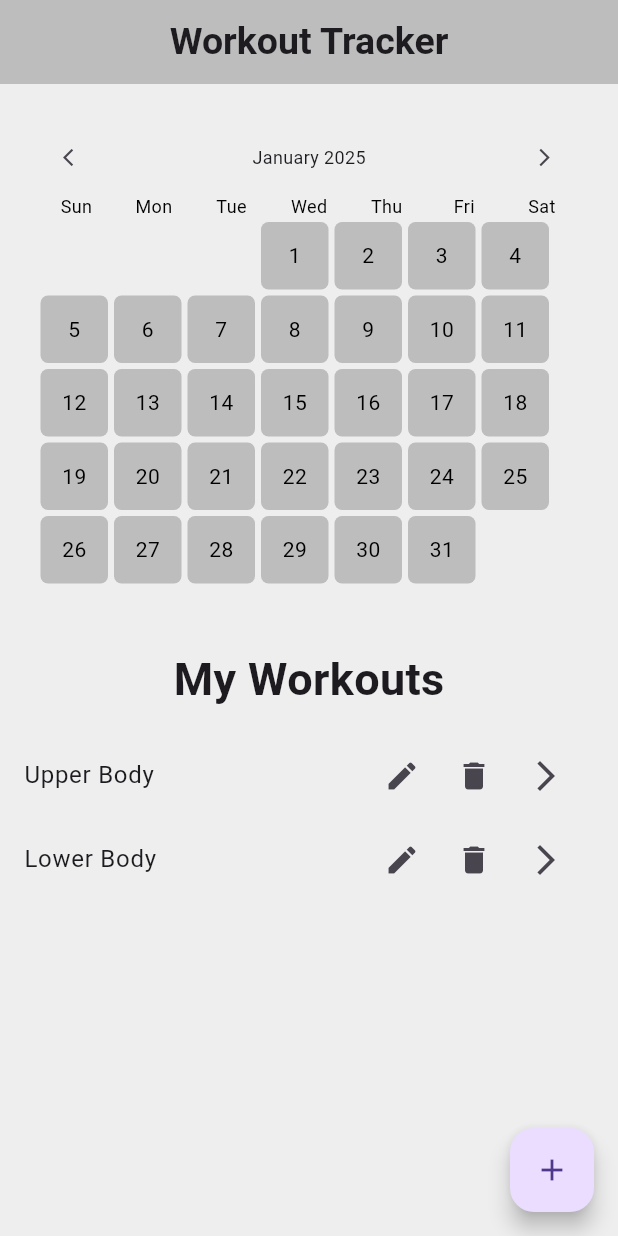
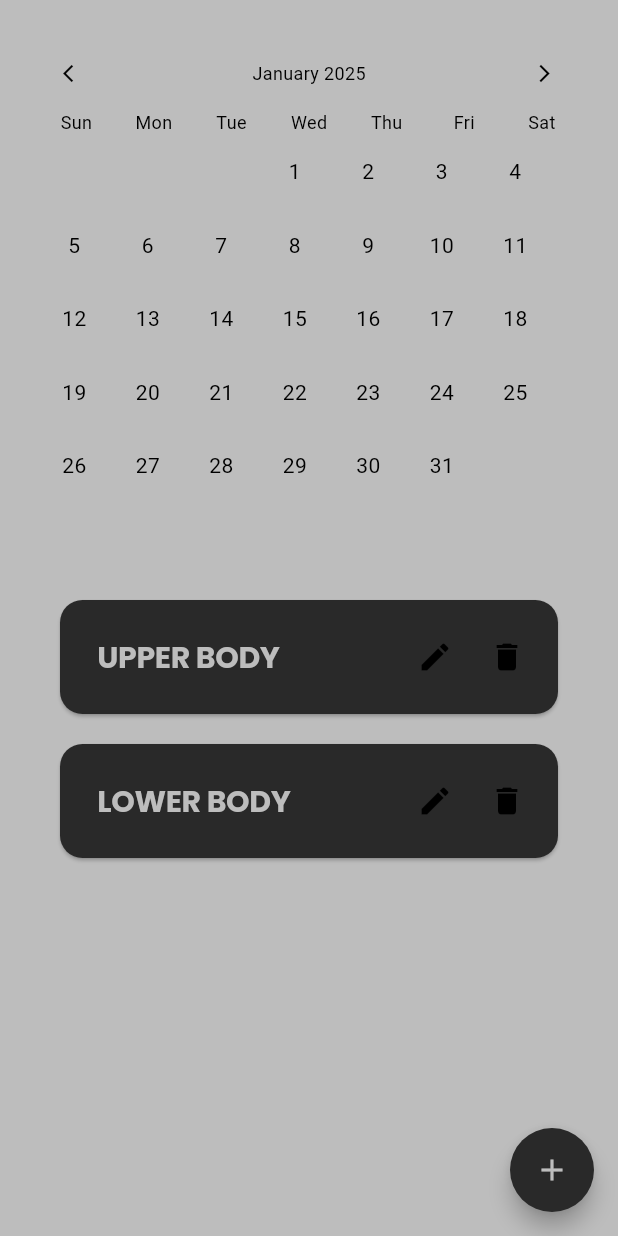
Before and after one commit to DevAidanH/WorkoutTracker, a Flutter app: the screen it shows after launch, on a phone screen of 412 x 824 dp. Run offline on Flutter 3.47's test engine with Material 3 defaults, Android fonts, the phone set to English and light mode, and no system bars; our stand-ins replace flutter_heatmap_calendar, google_fonts, hive, hive_flutter; accounts and stored records are empty.

Commit message:
UI changes and added theme control

```diff
--- /dev/null
+++ b/lib/components/workout_tile.dart
@@ -0,0 +1,51 @@
+import 'package:flutter/material.dart';
+import 'package:provider/provider.dart';
+import 'package:workout_tracker/data/workout_data.dart';
+import 'package:workout_tracker/pages/workoutpage.dart';
+
+// ignore: must_be_immutable
+class WorkoutTile extends StatelessWidget {
+  String workoutName;
+
+  WorkoutTile({required this.workoutName, super.key});
+
+  @override
+  Widget build(BuildContext context) {
+    return Consumer <WorkoutData>(
+      builder: (context, value, child) => Card(
+        color: Theme.of(context).colorScheme.primary,
+        margin: EdgeInsets.all(10),
+        shape: RoundedRectangleBorder(borderRadius: BorderRadius.circular(15)),
+        child: ListTile(
+          contentPadding: EdgeInsets.all(10),
+          onTap: (){
+            Navigator.push(context, MaterialPageRoute(builder: (context) => Workoutpage(workoutName: workoutName,)));
+          },
+          title: Padding(
+            padding: EdgeInsets.symmetric(horizontal: 15),
+            child: Text(workoutName.toUpperCase(), style: Theme.of(context).textTheme.displayLarge)
+          ),
+          trailing: Row(
+              mainAxisSize: MainAxisSize.min,
+              children: [
+                IconButton(
+                  icon: Icon(Icons.edit),
+                  onPressed: () => value.editworkout(workoutName, context),
+                ),
+                IconButton(
+                  icon: Icon(Icons.delete),
+                  onPressed: () => value.deleteWorkout(workoutName, context),
+                ),
+                /*IconButton(
+                  onPressed: (){
+                    Navigator.push(context, MaterialPageRoute(builder: (context) => Workoutpage(workoutName: workoutName,)));
+                  },
+                  icon: Icon(Icons.arrow_forward_ios), color: Theme.of(context).colorScheme.surface,
+                ), */
+              ],
+            ),
+        ),
+      )
+    );
+  }
+}
--- a/lib/data/workout_data.dart
+++ b/lib/data/workout_data.dart
@@ -206,7 +206,7 @@ class WorkoutData extends ChangeNotifier {
                 loadHeatMap();
                 Navigator.pop(context);
               },
-              child: Text("Save"),
+              child: Text("Save changes"),
             ),
             MaterialButton(onPressed: (){Navigator.pop(context);},
               child: Text("Cancel"),
--- a/lib/main.dart
+++ b/lib/main.dart
@@ -2,8 +2,8 @@ import 'package:flutter/material.dart';
 import 'package:hive/hive.dart';
 import 'package:hive_flutter/hive_flutter.dart';
 import 'package:provider/provider.dart';
-//import 'package:workout_tracker/data/hive_database.dart';
 import 'package:workout_tracker/data/workout_data.dart';
+import 'package:workout_tracker/themes/themes.dart';
 import 'pages/homepage.dart';
 
 void main() async {
@@ -23,8 +23,10 @@ class MyApp extends StatelessWidget {
   @override
   Widget build(BuildContext context) {
     return ChangeNotifierProvider(create: (context) => WorkoutData(),
-    child: const MaterialApp(
+    child: MaterialApp(
       debugShowCheckedModeBanner: false,
+      title: "Workout Tracker",
+      theme: lightmode,
       home: Homepage(),
     ),);
   }
--- a/lib/pages/homepage.dart
+++ b/lib/pages/homepage.dart
@@ -1,8 +1,8 @@
 import 'package:flutter/material.dart';
 import 'package:provider/provider.dart';
 import 'package:workout_tracker/components/heatmap.dart';
+import 'package:workout_tracker/components/workout_tile.dart';
 import 'package:workout_tracker/data/workout_data.dart';
-import 'workoutpage.dart';
 
 class Homepage extends StatefulWidget {
   const Homepage({super.key});
@@ -48,9 +48,9 @@ class _HomepageState extends State<Homepage> {
   }
 
   //Go to workout page
-  void goToWorkoutPage(String workoutName){
+  /*void goToWorkoutPage(String workoutName){
     Navigator.push(context, MaterialPageRoute(builder: (context) => Workoutpage(workoutName: workoutName,)));
-  }
+  }*/
 
   //Save workout
   void save(){
@@ -76,62 +76,25 @@ class _HomepageState extends State<Homepage> {
   Widget build(BuildContext context) {
     return Consumer<WorkoutData>(
       builder: (context, value, child) => Scaffold(
-        backgroundColor: Colors.grey[200],
-      appBar: AppBar(
-        backgroundColor: Colors.grey[400],
-        centerTitle: true,
-        title: const Text("Workout Tracker", style: TextStyle(fontSize: 25, fontWeight: FontWeight.bold),),
-      ),
+      backgroundColor: Theme.of(context).colorScheme.surface,
       floatingActionButton: FloatingActionButton(
         onPressed: createNewWorkout,
-        child: Icon(Icons.add)
+        shape: CircleBorder(),
+        child: Icon(Icons.add, color: Theme.of(context).colorScheme.surface),
       ),
       body: ListView(
         children: [
           //Heatmap
           myHeatmap(datasets: value.heatMapDataSet),
 
-          //Text bar
-          Row(
-            mainAxisAlignment: MainAxisAlignment.center,
-            children: [
-              Padding(
-                padding: const EdgeInsets.all(15.0),
-                child: Text(
-                  "My Workouts",
-                  style: TextStyle(
-                    fontSize: 30,
-                    fontWeight: FontWeight.bold),
-                ),
-              ),
-            ]
-          ),
-
           //Workouts
           ListView.builder(
             shrinkWrap: true,
+            padding: EdgeInsets.all(30),
             physics: const NeverScrollableScrollPhysics(),
             itemCount: value.getWorkoutList().length,
-            itemBuilder: (context, index) => ListTile(
-            title: Text(value.getWorkoutList()[index].name),
-            trailing: Row(
-              mainAxisSize: MainAxisSize.min,
-              children: [
-                IconButton(
-                  icon: Icon(Icons.edit),
-                  onPressed: () => value.editworkout(value.getWorkoutList()[index].name, context),
-                ),
-                IconButton(
-                  icon: Icon(Icons.delete),
-                  onPressed: () => value.deleteWorkout(value.getWorkoutList()[index].name, context),
-                ),
-                IconButton(
-                  onPressed: () => goToWorkoutPage(value.getWorkoutList()[index].name),
-                  icon: Icon(Icons.arrow_forward_ios)
-                ),
-              ],
-            ),
-          )),
+            itemBuilder: (context, index) => WorkoutTile(workoutName: value.getWorkoutList()[index].name)
+          ),
         ],
       )
     )
--- /dev/null
+++ b/lib/themes/themes.dart
@@ -0,0 +1,29 @@
+import 'package:flutter/material.dart';
+import 'package:google_fonts/google_fonts.dart';
+
+ThemeData lightmode = ThemeData(
+  brightness: Brightness.light,
+  colorScheme: ColorScheme.light(
+    surface: Color(0xFFBDBDBD),
+    primary: Color(0xFF292929),
+    secondary: Color(0xFF5DA349),
+    tertiary: Color(0xFF385E2F)
+  ),
+  textTheme: TextTheme(
+    displayLarge: GoogleFonts.poppins(
+      fontSize: 20,
+      fontWeight: FontWeight.bold,
+      color: Color(0xFFBDBDBD)
+    ),
+    displaySmall: GoogleFonts.poppins(
+      fontSize: 15,
+      fontWeight: FontWeight.bold,
+      color: Color(0xFFBDBDBD)
+    ),
+    titleLarge: GoogleFonts.poppins(
+      fontSize: 25,
+      fontWeight: FontWeight.bold,
+      color: Color(0xFFBDBDBD)
+    )
+  )
+);
--- a/pubspec.yaml
+++ b/pubspec.yaml
@@ -31,7 +31,6 @@ dependencies:
   flutter:
     sdk: flutter
 
-
   # The following adds the Cupertino Icons font to your application.
   # Use with the CupertinoIcons class for iOS style icons.
   cupertino_icons: ^1.0.8
@@ -39,6 +38,7 @@ dependencies:
   hive:
   hive_flutter:
   flutter_heatmap_calendar:
+  google_fonts:
 
 dev_dependencies:
   flutter_test:
```
Also changed, not shown: lib/components/exercise_tile.dart (+18 -12 lines), lib/pages/workoutpage.dart (+34 -6 lines), pubspec.lock.
